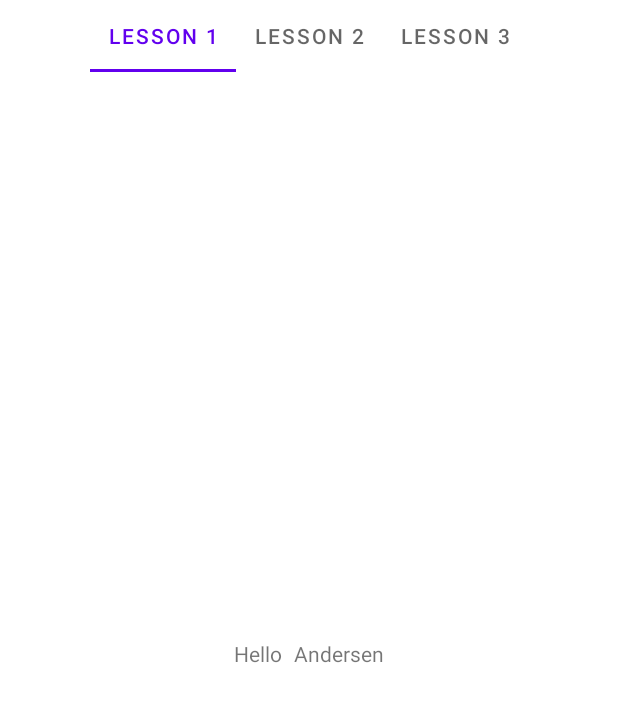
After one commit to aleksandrgrigorev/and, an Android app: the ViewPagerActivity screen opened directly, with no data from a screen before it, on a phone screen of 412 x 824 dp. The commit adds this screen. Shown: the top 702 px of the screen. Run offline under Robolectric (Android 15) with nearby library versions, the phone set to English and light mode, and no system bars; 3 statements that could not run were skipped.

Commit message:
FAT-52165: ViewPager2/TabLayout fix, Landscape & Tablet layouts added

```diff
--- a/app/src/main/AndroidManifest.xml
+++ b/app/src/main/AndroidManifest.xml
@@ -12,6 +12,9 @@
         android:theme="@style/Theme.And"
         tools:targetApi="31">
         <activity
+            android:name=".ViewPagerActivity"
+            android:exported="false" />
+        <activity
             android:name=".MainActivity"
             android:exported="true">
             <intent-filter>
--- a/app/src/main/java/com/and/and/MainActivity.kt
+++ b/app/src/main/java/com/and/and/MainActivity.kt
@@ -1,5 +1,6 @@
 package com.and.and
 
+import android.content.Intent
 import android.os.Bundle
 import android.view.MenuItem
 import androidx.appcompat.app.ActionBarDrawerToggle
@@ -27,9 +28,10 @@
 
         navView.setNavigationItemSelectedListener {
             it.isChecked = true
+            val intent = Intent(this@MainActivity, ViewPagerActivity::class.java)
 
             when (it.itemId) {
-                R.id.menu_lesson_1 -> replaceFragment(ViewPagerFragment(), it.title.toString())
+                R.id.menu_lesson_1 -> startActivity(intent)
                 R.id.menu_lesson_2 -> replaceFragment(SecondFragment(), it.title.toString())
                 R.id.menu_lesson_3 -> replaceFragment(ThirdFragment(), it.title.toString())
             }
@@ -37,7 +39,7 @@
         }
     }
 
-    private fun replaceFragment(fragment: Fragment, title: String) {
+    fun replaceFragment(fragment: Fragment, title: String) {
         supportFragmentManager.beginTransaction().replace(R.id.frameLayout, fragment).commit()
         drawerLayout.closeDrawers()
         setTitle(title)
--- /dev/null
+++ b/app/src/main/java/com/and/and/ViewPagerActivity.kt
@@ -0,0 +1,25 @@
+package com.and.and
+
+import android.os.Bundle
+import androidx.fragment.app.FragmentActivity
+import androidx.viewpager2.widget.ViewPager2
+import com.google.android.material.tabs.TabLayout
+import com.google.android.material.tabs.TabLayoutMediator
+
+class ViewPagerActivity : FragmentActivity() {
+
+    private val tabTitle = arrayOf("Lesson 1", "Lesson 2", "Lesson 3")
+
+    override fun onCreate(savedInstanceState: Bundle?) {
+        super.onCreate(savedInstanceState)
+        setContentView(R.layout.activity_view_pager)
+
+        val viewPager = findViewById<ViewPager2>(R.id.viewPager)
+        val tabLayout = findViewById<TabLayout>(R.id.tabLayout)
+        viewPager.adapter = ViewPagerAdapter(fragmentActivity = this)
+
+        TabLayoutMediator(tabLayout, viewPager) { tab, position ->
+            tab.text = tabTitle[position]
+        }.attach()
+    }
+}
--- a/app/src/main/java/com/and/and/ViewPagerAdapter.kt
+++ b/app/src/main/java/com/and/and/ViewPagerAdapter.kt
@@ -1,12 +1,11 @@
 package com.and.and
 
 import androidx.fragment.app.Fragment
-import androidx.fragment.app.FragmentManager
-import androidx.lifecycle.Lifecycle
+import androidx.fragment.app.FragmentActivity
 import androidx.viewpager2.adapter.FragmentStateAdapter
 
-class ViewPagerAdapter(fragmentManager: FragmentManager, lifecycle: Lifecycle) :
-    FragmentStateAdapter(fragmentManager, lifecycle) {
+class ViewPagerAdapter(fragmentActivity: FragmentActivity) :
+    FragmentStateAdapter(fragmentActivity) {
     override fun getItemCount() = 3
 
     override fun createFragment(position: Int): Fragment {
--- a/app/src/main/res/layout/fragment_view_pager.xml
+++ b/app/src/main/res/layout-land/activity_view_pager.xml
@@ -7,16 +7,20 @@
 
     <com.google.android.material.tabs.TabLayout
         android:id="@+id/tabLayout"
-        android:layout_width="match_parent"
+        android:layout_width="wrap_content"
         android:layout_height="wrap_content"
         app:layout_constraintStart_toStartOf="parent"
-        app:layout_constraintTop_toTopOf="parent">
-
-    </com.google.android.material.tabs.TabLayout>
+        app:layout_constraintEnd_toEndOf="parent"
+        app:layout_constraintTop_toTopOf="parent"/>
 
     <androidx.viewpager2.widget.ViewPager2
         android:id="@+id/viewPager"
-        android:layout_width="match_parent"
-        android:layout_height="match_parent"/>
+        android:layout_width="wrap_content"
+        android:layout_height="wrap_content"
+        android:padding="20dp"
+        app:layout_constraintTop_toBottomOf="@id/tabLayout"
+        app:layout_constraintStart_toStartOf="parent"
+        app:layout_constraintEnd_toEndOf="parent"
+        app:layout_constraintBottom_toBottomOf="parent"/>
 
 </androidx.constraintlayout.widget.ConstraintLayout>
--- /dev/null
+++ b/app/src/main/res/layout/activity_view_pager.xml
@@ -0,0 +1,25 @@
+<?xml version="1.0" encoding="utf-8"?>
+<androidx.constraintlayout.widget.ConstraintLayout
+    xmlns:android="http://schemas.android.com/apk/res/android"
+    xmlns:app="http://schemas.android.com/apk/res-auto"
+    android:layout_width="match_parent"
+    android:layout_height="match_parent">
+
+    <com.google.android.material.tabs.TabLayout
+        android:id="@+id/tabLayout"
+        android:layout_width="wrap_content"
+        android:layout_height="wrap_content"
+        app:layout_constraintStart_toStartOf="parent"
+        app:layout_constraintEnd_toEndOf="parent"
+        app:layout_constraintTop_toTopOf="parent"/>
+
+    <androidx.viewpager2.widget.ViewPager2
+        android:id="@+id/viewPager"
+        android:layout_width="wrap_content"
+        android:layout_height="wrap_content"
+        app:layout_constraintTop_toBottomOf="@id/tabLayout"
+        app:layout_constraintStart_toStartOf="parent"
+        app:layout_constraintEnd_toEndOf="parent"
+        app:layout_constraintBottom_toBottomOf="parent"/>
+
+</androidx.constraintlayout.widget.ConstraintLayout>
```
Also changed, not shown: app/src/main/java/com/and/and/ViewPagerFragment.kt (deleted, +0 -32 lines), app/src/main/res/layout-sw600dp/activity_main.xml (added, +29 -0 lines).
